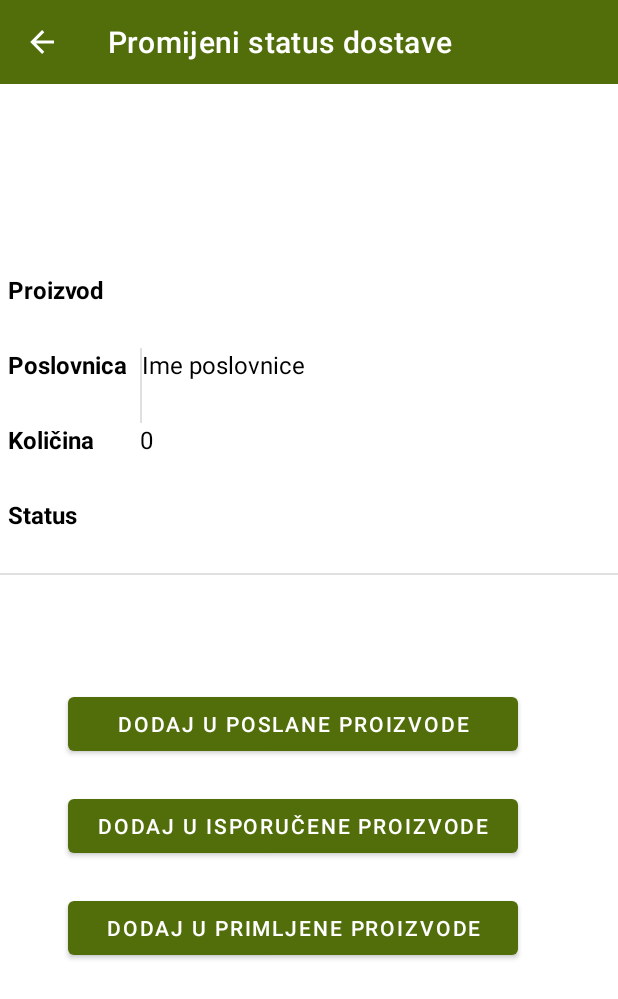
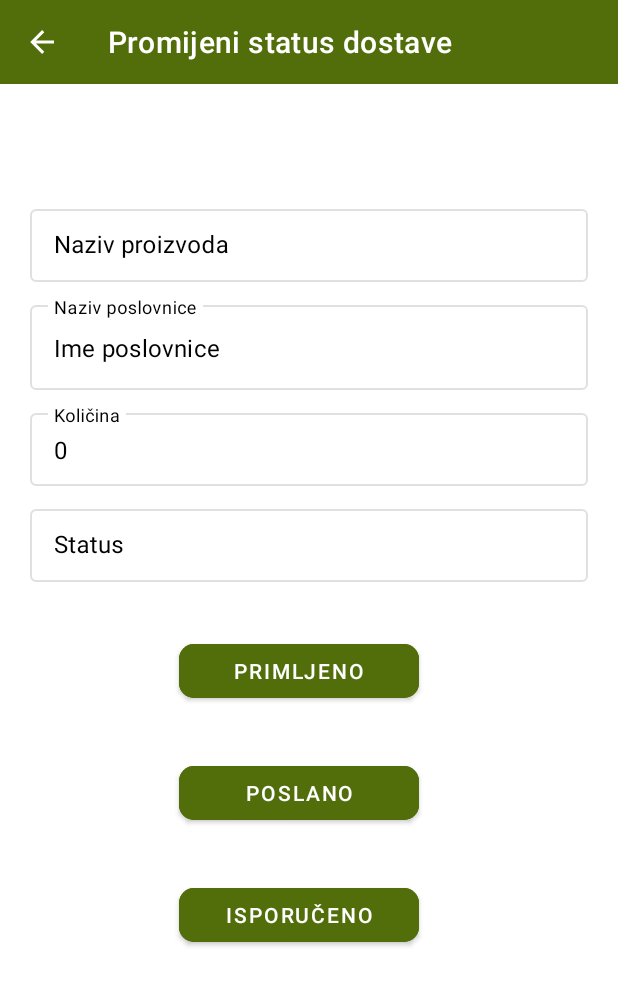
Before and after one commit to imranspahic/NRS-projekat, an Android app: the PromijeniStatusDostaveActivity screen opened directly, with no data from a screen before it, on a phone screen of 412 x 824 dp. Shown: the top 999 px of the screen. Run offline under Robolectric (Android 15) with nearby library versions, the phone set to English and light mode, and no system bars; our stand-ins replace Firebase (no records; nobody signed in at launch, a user with empty details on screens opened directly); 1 statement that could not run was skipped.

Commit message:
Popravljen dizajn fragmenata i otvaranja nove aktivnosti

```diff
--- a/app/src/main/res/layout/dostava_fragment.xml
+++ b/app/src/main/res/layout/dostava_fragment.xml
@@ -61,8 +61,8 @@
 
     <androidx.viewpager2.widget.ViewPager2
         android:id="@+id/viewPager"
-        android:layout_width="402dp"
-        android:layout_height="500dp"
+        android:layout_width="match_parent"
+        android:layout_height="550dp"
         android:layout_marginTop="3dp"
         app:layout_constraintBottom_toBottomOf="parent"
         app:layout_constraintEnd_toEndOf="parent"
--- a/app/src/main/res/layout/isporuceni_proizvodi_fragment.xml
+++ b/app/src/main/res/layout/isporuceni_proizvodi_fragment.xml
@@ -8,7 +8,6 @@
         android:id="@+id/recyclerIsporuceni"
         android:layout_width="match_parent"
         android:layout_height="wrap_content"
-        android:paddingLeft="20dp"
         app:layout_constraintBottom_toBottomOf="parent"
         app:layout_constraintEnd_toEndOf="parent"
         app:layout_constraintStart_toStartOf="parent"
--- a/app/src/main/res/layout/poslani_proizvodi_fragment.xml
+++ b/app/src/main/res/layout/poslani_proizvodi_fragment.xml
@@ -13,7 +13,6 @@
         android:layout_marginTop="1dp"
         android:layout_marginEnd="1dp"
         android:layout_marginBottom="1dp"
-        android:paddingLeft="20dp"
         app:layout_constraintBottom_toBottomOf="parent"
         app:layout_constraintEnd_toEndOf="parent"
         app:layout_constraintStart_toStartOf="parent"
--- a/app/src/main/res/layout/primljeni_proizvodi_fragment.xml
+++ b/app/src/main/res/layout/primljeni_proizvodi_fragment.xml
@@ -13,7 +13,6 @@
         android:layout_marginTop="1dp"
         android:layout_marginEnd="1dp"
         android:layout_marginBottom="1dp"
-        android:paddingLeft="20dp"
         app:layout_constraintBottom_toBottomOf="parent"
         app:layout_constraintEnd_toEndOf="parent"
         app:layout_constraintStart_toStartOf="parent"
--- a/app/src/main/res/layout/promijeni_status_dostave_activity.xml
+++ b/app/src/main/res/layout/promijeni_status_dostave_activity.xml
@@ -25,8 +25,8 @@
 
 
     <LinearLayout
-        android:layout_width="match_parent"
-        android:layout_height="wrap_content"
+        android:layout_width="404dp"
+        android:layout_height="576dp"
         android:layout_marginVertical="6dp"
         android:layout_marginBottom="400dp"
         android:orientation="vertical"
@@ -35,160 +35,159 @@
         app:layout_constraintStart_toStartOf="parent"
         app:layout_constraintTop_toTopOf="parent">
 
-        <LinearLayout
-            android:layout_width="wrap_content"
-            android:layout_height="50dp"
-            android:layout_gravity="center_vertical"
-            android:orientation="horizontal">
+        <com.google.android.material.textfield.TextInputLayout
+            android:id="@+id/nazivProizvodaTextInput"
+            style="@style/Widget.MaterialComponents.TextInputLayout.OutlinedBox.Dense"
+            android:layout_width="match_parent"
+            android:layout_height="wrap_content"
+            android:layout_marginHorizontal="16dp"
+            android:layout_marginTop="10dp"
+            android:enabled="false"
+            android:hint="Naziv proizvoda"
+            android:textColorHint="@color/black"
+            app:layout_constraintEnd_toEndOf="parent"
+            app:layout_constraintStart_toStartOf="parent"
+            app:layout_constraintTop_toBottomOf="@id/toolbarStatusDostave">
 
-            <TextView
-                android:layout_width="88dp"
-                android:layout_height="match_parent"
-                android:layout_marginLeft="5dp"
-                android:text="Proizvod"
-                android:textColor="@color/black"
-                android:textSize="16sp"
-                android:textStyle="bold" />
+            <com.google.android.material.textfield.TextInputEditText
+                android:id="@+id/proizvodDostava1"
+                android:layout_width="match_parent"
+                android:layout_height="wrap_content"
+                android:inputType="textCapSentences"
+                android:textColor="@color/black"/>
 
-            <TextView
-                android:id="@+id/proizvodDostava1"
-                android:layout_width="312dp"
-                android:layout_height="match_parent"
-                android:text="TextView"
-                android:textColor="@color/black"
-                android:textSize="16sp" />
+        </com.google.android.material.textfield.TextInputLayout>
 
-        </LinearLayout>
+        <com.google.android.material.textfield.TextInputLayout
+            android:id="@+id/nazivPoslovniceTextInput"
+            style="@style/Widget.MaterialComponents.TextInputLayout.OutlinedBox"
+            android:layout_width="match_parent"
+            android:layout_height="wrap_content"
+            android:layout_marginHorizontal="16dp"
+            android:layout_marginTop="10dp"
+            android:enabled="false"
+            android:hint="Naziv poslovnice"
+            android:textColorHint="@color/black"
+            app:layout_constraintEnd_toEndOf="parent"
+            app:layout_constraintStart_toStartOf="parent"
+            app:layout_constraintTop_toBottomOf="@id/nazivProizvodaTextInput">
+
+            <com.google.android.material.textfield.TextInputEditText
+                android:id="@+id/poslovnicaDostava1"
+                android:layout_width="match_parent"
+                android:layout_height="wrap_content"
+                android:inputType="textCapSentences"
+                android:textColor="@color/black" />
+
+        </com.google.android.material.textfield.TextInputLayout>
+
+        <com.google.android.material.textfield.TextInputLayout
+            android:id="@+id/kolicinaTextInput"
+            style="@style/Widget.MaterialComponents.TextInputLayout.OutlinedBox.Dense"
+            android:layout_width="match_parent"
+            android:layout_height="wrap_content"
+            android:layout_marginHorizontal="16dp"
+            android:layout_marginTop="10dp"
+            android:enabled="false"
+            android:hint="Količina"
+            android:textColorHint="@color/black"
+            app:layout_constraintEnd_toEndOf="parent"
+            app:layout_constraintStart_toStartOf="parent"
+            app:layout_constraintTop_toBottomOf="@id/nazivPoslovniceTextInput">
+
+            <com.google.android.material.textfield.TextInputEditText
+                android:id="@+id/kolicinaDostava1"
+                android:layout_width="match_parent"
+                android:layout_height="wrap_content"
+                android:inputType="textCapSentences"
+                android:textColor="@color/black" />
+
+        </com.google.android.material.textfield.TextInputLayout>
+
+        <com.google.android.material.textfield.TextInputLayout
+            android:id="@+id/statusTextInput"
+            style="@style/Widget.MaterialComponents.TextInputLayout.OutlinedBox.Dense"
+            android:layout_width="match_parent"
+            android:layout_height="wrap_content"
+            android:layout_marginHorizontal="16dp"
+            android:layout_marginTop="10dp"
+            android:enabled="false"
+            android:hint="Status"
+            android:textColorHint="@color/black"
+            app:layout_constraintEnd_toEndOf="parent"
+            app:layout_constraintStart_toStartOf="parent"
+            app:layout_constraintTop_toBottomOf="@id/kolicinaTextInput">
+
+            <com.google.android.material.textfield.TextInputEditText
+                android:id="@+id/statusDostava1"
+                android:layout_width="match_parent"
+                android:layout_height="wrap_content"
+                android:inputType="textCapSentences"
+                android:textColor="@color/black" />
+
+        </com.google.android.material.textfield.TextInputLayout>
+
 
         <LinearLayout
-            android:layout_width="wrap_content"
-            android:layout_height="50dp"
-            android:layout_gravity="center_vertical"
-            android:orientation="horizontal">
-
-            <TextView
-                android:layout_width="88dp"
-                android:layout_height="match_parent"
-                android:layout_marginLeft="5dp"
-                android:text="Poslovnica"
-                android:textColor="@color/black"
-                android:textSize="16sp"
-                android:textStyle="bold" />
-
-            <View
-                android:id="@+id/divider3"
-                android:layout_width="1dp"
-                android:layout_height="match_parent"
-                android:layout_weight="1"
-                android:background="?android:attr/listDivider" />
-
-            <TextView
-                android:id="@+id/poslovnicaDostava1"
-                android:layout_width="312dp"
-                android:layout_height="match_parent"
-                android:text="TextView"
-                android:textColor="@color/black"
-                android:textSize="16sp" />
-
-        </LinearLayout>
-
-        <LinearLayout
-            android:layout_width="wrap_content"
-            android:layout_height="50dp"
-            android:layout_gravity="center_vertical"
-            android:orientation="horizontal">
-
-            <TextView
-                android:layout_width="88dp"
-                android:layout_height="match_parent"
-                android:layout_marginLeft="5dp"
-                android:text="Količina"
-                android:textColor="@color/black"
-                android:textSize="16sp"
-                android:textStyle="bold" />
-
-            <TextView
-                android:id="@+id/kolicinaDostava1"
-                android:layout_width="312dp"
-                android:layout_height="match_parent"
-                android:text="TextView"
-                android:textColor="@color/black"
-                android:textSize="16sp" />
-
-        </LinearLayout>
-
-        <LinearLayout
-            android:layout_width="wrap_content"
-            android:layout_height="50dp"
-            android:layout_gravity="center_vertical"
-            android:orientation="horizontal">
-
-            <TextView
-                android:layout_width="88dp"
-                android:layout_height="match_parent"
-                android:layout_marginLeft="5dp"
-                android:text="Status"
-                android:textColor="@color/black"
-                android:textSize="16sp"
-                android:textStyle="bold" />
-
-            <TextView
-                android:id="@+id/statusDostava1"
-                android:layout_width="312dp"
-                android:layout_height="match_parent"
-                android:text="TextView"
-                android:textColor="@color/black"
-                android:textSize="16sp" />
-
-        </LinearLayout>
-
-        <LinearLayout
-            android:layout_width="wrap_content"
-            android:layout_height="wrap_content"
-            android:layout_gravity="center_vertical"
-            android:orientation="horizontal">
-
-        </LinearLayout>
-
-        <View
-            android:id="@+id/divider"
-            android:layout_width="match_parent"
-            android:layout_height="1dp"
-            android:background="?android:attr/listDivider" />
-
-        <LinearLayout
+            android:id="@+id/linearButton"
             android:layout_width="match_parent"
             android:layout_height="match_parent"
             android:layout_marginLeft="10sp"
-            android:layout_marginTop="75dp"
+            android:layout_marginTop="10dp"
             android:layout_marginRight="10sp"
             android:orientation="vertical">
 
             <Button
+                android:id="@+id/btnPrimljeni"
+                android:layout_width="160dp"
+                android:layout_height="wrap_content"
+                android:layout_alignParentBottom="true"
+                android:layout_marginLeft="105dp"
+                android:layout_marginTop="25dp"
+                android:layout_marginBottom="8dp"
+                android:backgroundTint="@color/button_state_colors"
+                android:enabled="true"
+                android:text="Primljeno"
+                android:textColor="@color/white"
+                app:cornerRadius="10dp"
+                app:layout_constraintBottom_toBottomOf="parent"
+                app:layout_constraintEnd_toEndOf="parent"
+                app:layout_constraintStart_toStartOf="parent" />
+
+            <Button
                 android:id="@+id/btnPoslani"
-                android:layout_width="300dp"
+                android:layout_width="160dp"
                 android:layout_height="wrap_content"
-                android:layout_marginLeft="35dp"
-                android:layout_marginRight="60dp"
-                android:text="Dodaj u poslane proizvode" />
+                android:layout_alignParentBottom="true"
+                android:layout_marginLeft="105dp"
+                android:layout_marginTop="25dp"
+                android:layout_marginBottom="8dp"
+                android:backgroundTint="@color/button_state_colors"
+                android:enabled="true"
+                android:text="Poslano"
+                android:textColor="@color/white"
+                app:cornerRadius="10dp"
+                app:layout_constraintBottom_toBottomOf="parent"
+                app:layout_constraintEnd_toEndOf="parent"
+                app:layout_constraintStart_toStartOf="parent" />
 
             <Button
                 android:id="@+id/btnIsporuceni"
-                android:layout_width="300dp"
+                android:layout_width="160dp"
                 android:layout_height="wrap_content"
-                android:layout_marginLeft="35dp"
-                android:layout_marginTop="20dp"
-                android:layout_marginRight="60dp"
-                android:text="Dodaj u isporučene proizvode" />
+                android:layout_alignParentBottom="true"
+                android:layout_marginLeft="105dp"
+                android:layout_marginTop="25dp"
+                android:layout_marginBottom="8dp"
+                android:backgroundTint="@color/button_state_colors"
+                android:enabled="true"
+                android:text="Isporučeno"
+                android:textColor="@color/white"
+                app:cornerRadius="10dp"
+                app:layout_constraintBottom_toBottomOf="parent"
+                app:layout_constraintEnd_toEndOf="parent"
+                app:layout_constraintStart_toStartOf="parent" />
 
-            <Button
-                android:id="@+id/btnPrimljeni"
-                android:layout_width="300dp"
-                android:layout_height="wrap_content"
-                android:layout_marginLeft="35dp"
-                android:layout_marginTop="20dp"
-                android:layout_marginRight="60dp"
-                android:text="Dodaj u primljene proizvode" />
         </LinearLayout>
 
     </LinearLayout>
--- a/app/src/main/res/layout/svi_proizvodi_fragment.xml
+++ b/app/src/main/res/layout/svi_proizvodi_fragment.xml
@@ -8,9 +8,10 @@
         android:id="@+id/recyclerSviProizvodi"
         android:layout_width="match_parent"
         android:layout_height="match_parent"
-        android:paddingLeft="20dp"
         app:layout_constraintBottom_toBottomOf="parent"
         app:layout_constraintEnd_toEndOf="parent"
+        app:layout_constraintHorizontal_bias="1.0"
         app:layout_constraintStart_toStartOf="parent"
-        app:layout_constraintTop_toTopOf="parent" />
+        app:layout_constraintTop_toTopOf="parent"
+        app:layout_constraintVertical_bias="0.0" />
 </androidx.constraintlayout.widget.ConstraintLayout>
```
Also changed, not shown: app/src/main/java/ba/etf/nrsprojekat/PromijeniStatusDostaveActivity.kt (+7 -0 lines), app/src/main/java/ba/etf/nrsprojekat/view/DeliveredAdapter.kt (+12 -0 lines), app/src/main/java/ba/etf/nrsprojekat/view/DostavaAdapter.kt (+12 -0 lines), app/src/main/java/ba/etf/nrsprojekat/view/ReceivedAdapter.kt (+12 -0 lines), app/src/main/java/ba/etf/nrsprojekat/view/SentAdapter.kt (+13 -0 lines), app/src/main/res/layout/dostava_proizvodi_fragment.xml (+114 -113 lines).
